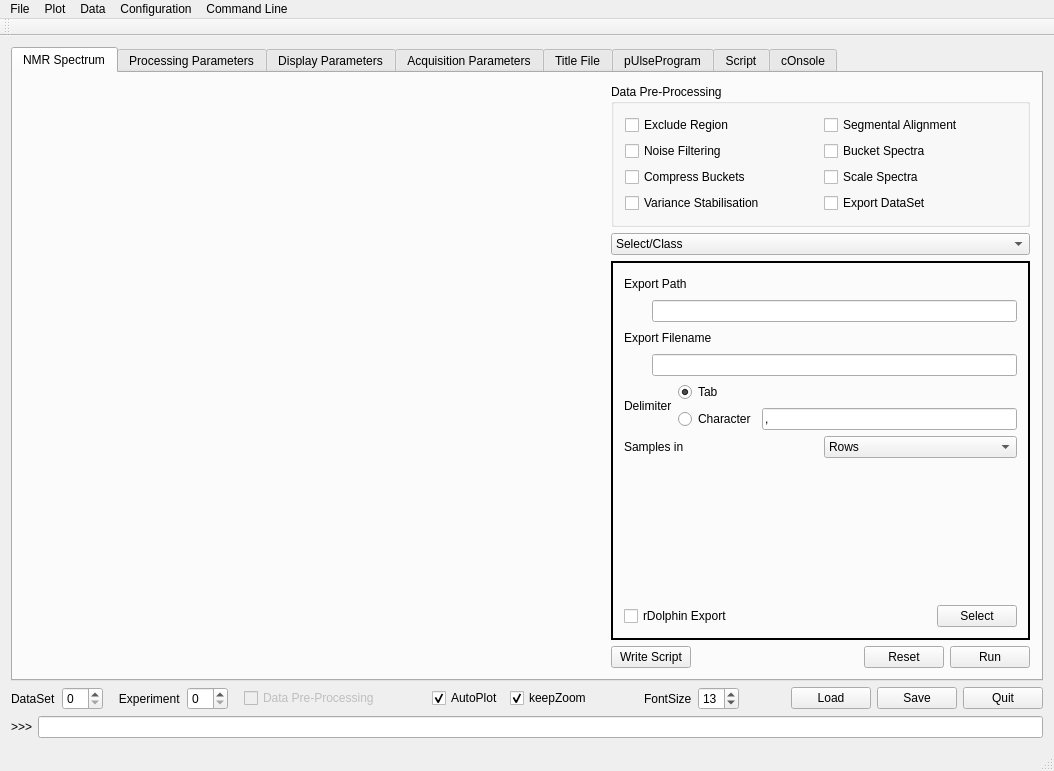
ludwigc/metabolabpy, file metabolabpy/ui/metabolabpy_mainwindow.ui: the form before one commit.
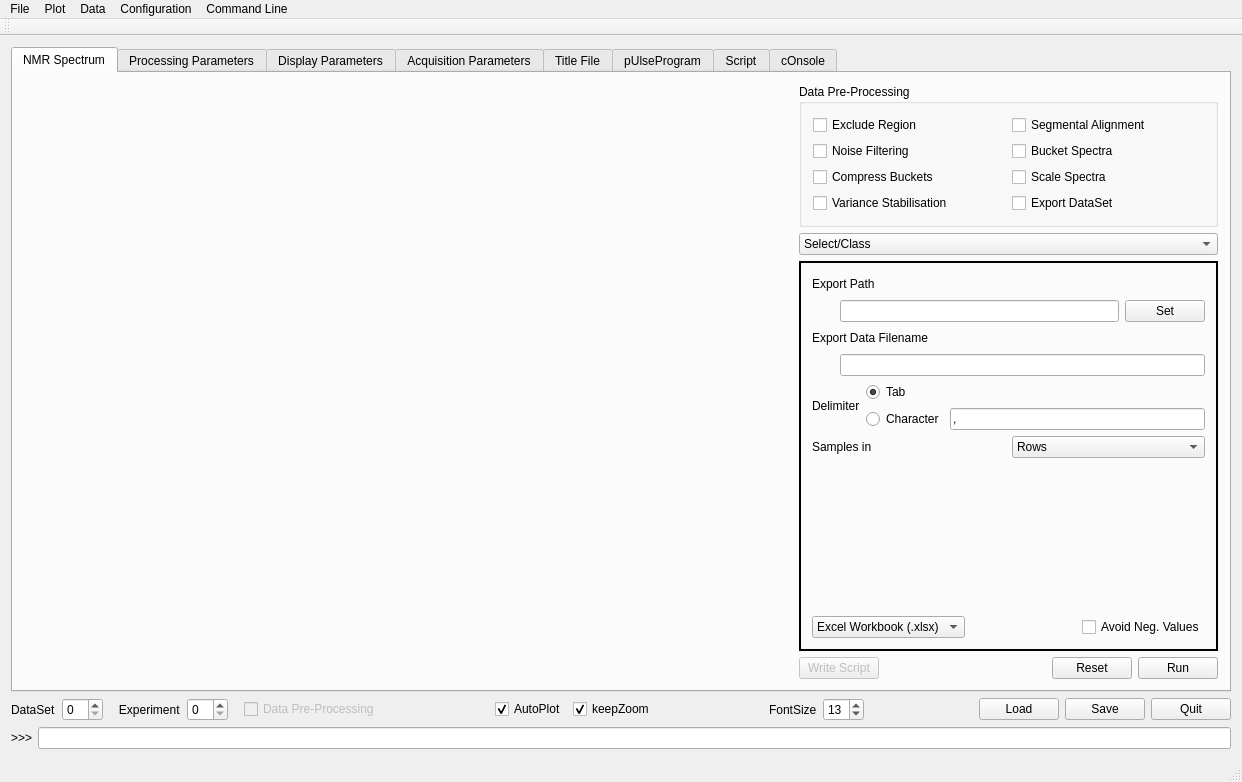
The form after the commit. The open tabs and pages were chosen to show the change. Custom widgets are drawn as their Qt base class.

Commit message: Implemented export options for metabolabpy (Excel, csv, MetaboAnalyst, rDolphin, Batman, Bruker) (v0.6.0)

```diff
--- a/metabolabpy/ui/metabolabpy_mainwindow.ui
+++ b/metabolabpy/ui/metabolabpy_mainwindow.ui
@@ -6,8 +6,8 @@
    <rect>
     <x>0</x>
     <y>0</y>
-    <width>1054</width>
-    <height>771</height>
+    <width>1242</width>
+    <height>782</height>
    </rect>
   </property>
   <property name="windowTitle">
@@ -1755,6 +1755,13 @@
                   </property>
                  </widget>
                 </item>
+                <item>
+                 <widget class="QPushButton" name="exportPathSelectButton">
+                  <property name="text">
+                   <string>Set</string>
+                  </property>
+                 </widget>
+                </item>
                </layout>
               </item>
               <item>
@@ -1762,7 +1769,7 @@
                 <item>
                  <widget class="QLabel" name="label_56">
                   <property name="text">
-                   <string>Export Filename</string>
+                   <string>Export Data Filename</string>
                   </property>
                  </widget>
                 </item>
@@ -1898,10 +1905,37 @@
               <item>
                <layout class="QHBoxLayout" name="horizontalLayout_40">
                 <item>
-                 <widget class="QCheckBox" name="rDolphinExport">
-                  <property name="text">
-                   <string>rDolphin Export</string>
-                  </property>
+                 <widget class="QComboBox" name="exportMethod">
+                  <item>
+                   <property name="text">
+                    <string>Excel Workbook (.xlsx)</string>
+                   </property>
+                  </item>
+                  <item>
+                   <property name="text">
+                    <string>CSV Export (.csv)</string>
+                   </property>
+                  </item>
+                  <item>
+                   <property name="text">
+                    <string>MetaboAnalyst (.csv)</string>
+                   </property>
+                  </item>
+                  <item>
+                   <property name="text">
+                    <string>rDolphin (.csv)</string>
+                   </property>
+                  </item>
+                  <item>
+                   <property name="text">
+                    <string>Batman (.txt)</string>
+                   </property>
+                  </item>
+                  <item>
+                   <property name="text">
+                    <string>Bruker Dataset</string>
+                   </property>
+                  </item>
                  </widget>
                 </item>
                 <item>
@@ -1918,9 +1952,9 @@
                  </spacer>
                 </item>
                 <item>
-                 <widget class="QPushButton" name="exportPathSelectButton">
+                 <widget class="QCheckBox" name="avoidNegValues">
                   <property name="text">
-                   <string>Select</string>
+                   <string>Avoid Neg. Values</string>
                   </property>
                  </widget>
                 </item>
@@ -1934,6 +1968,9 @@
            <layout class="QHBoxLayout" name="horizontalLayout_41">
             <item>
              <widget class="QPushButton" name="writeScriptButton">
+              <property name="enabled">
+               <bool>false</bool>
+              </property>
               <property name="text">
                <string>Write Script</string>
               </property>
@@ -4090,7 +4127,7 @@
     <rect>
      <x>0</x>
      <y>0</y>
-     <width>1054</width>
+     <width>1242</width>
      <height>22</height>
     </rect>
    </property>
```
Left out of the diff: 10 changed lines with no effect on the pictures. The commit also changes 7 other files.
